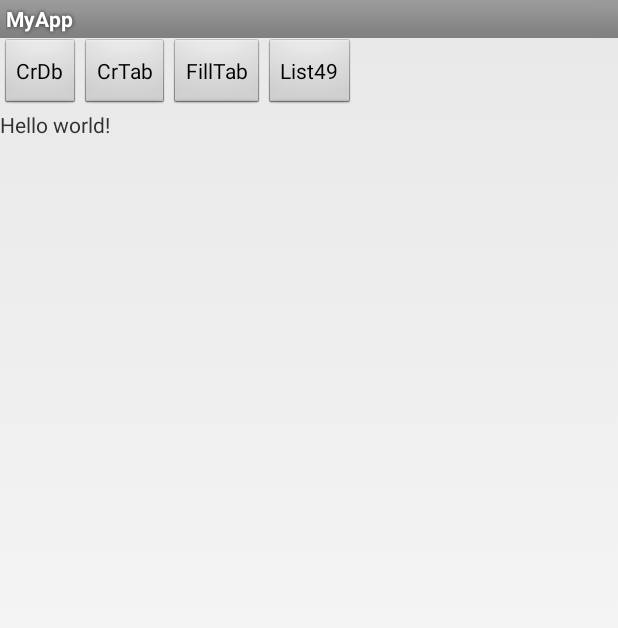
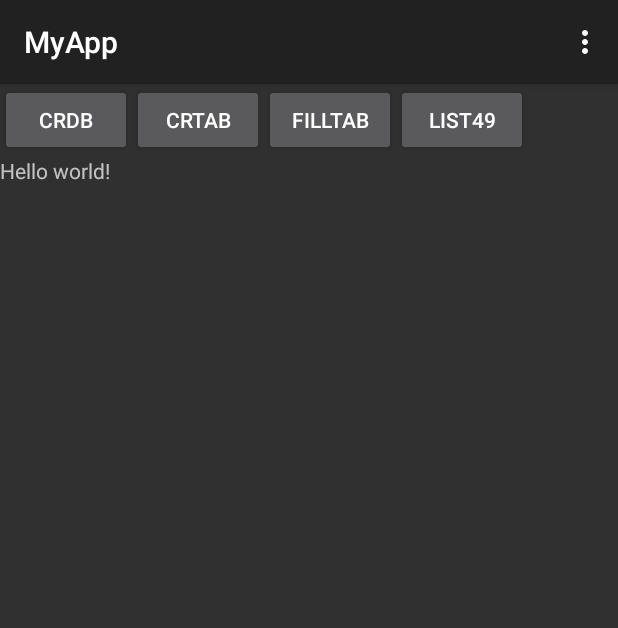
Before and after one commit to fakergt/student-management, an Android app: the screen it shows after launch (MainActivity), on a phone screen of 412 x 824 dp. Shown: the top 628 px of the screen. Run offline under Robolectric (Android 15) with nearby library versions, the phone set to English and light mode, and no system bars.

Commit message:
adaugam meniu options

```diff
--- a/app/src/main/AndroidManifest.xml
+++ b/app/src/main/AndroidManifest.xml
@@ -17,7 +17,7 @@
         android:allowBackup="true"
         android:icon="@mipmap/ic_launcher"
         android:label="@string/app_name"
-        android:theme="@style/AppTheme" >
+        android:theme="@style/Theme.AppCompat" >
         <activity
             android:name=".List49"
             tools:ignore="WrongManifestParent" />
--- /dev/null
+++ b/app/src/main/res/menu/options_menu.xml
@@ -0,0 +1,11 @@
+<?xml version="1.0" encoding="utf-8"?>
+<menu xmlns:android="http://schemas.android.com/apk/res/android" >
+    <item android:id="@+id/create_db"
+        android:title="Create DB"/>
+    <item android:id="@+id/create_tab"
+        android:title="Create Tab"/>
+    <item android:id="@+id/fill_tab"
+        android:title="Fill tab" />
+    <item android:id="@+id/list49"
+        android:title="List 49" />
+</menu>
--- a/app/src/main/res/values/strings.xml
+++ b/app/src/main/res/values/strings.xml
@@ -8,5 +8,8 @@
     <string name="textview">TextView</string>
     <string name="todo">TODO</string>
     <string name="ok">OK</string>
+    <string name="file">File</string>
+    <string name="create_new">create new</string>
+    <string name="open">open</string>
 
 </resources>
```
Also changed, not shown: app/src/main/java/com/example/studentmanagement/MainActivity.java (+29 -9 lines), app/src/main/res/menu/menu.xml (added, +13 -0 lines).
